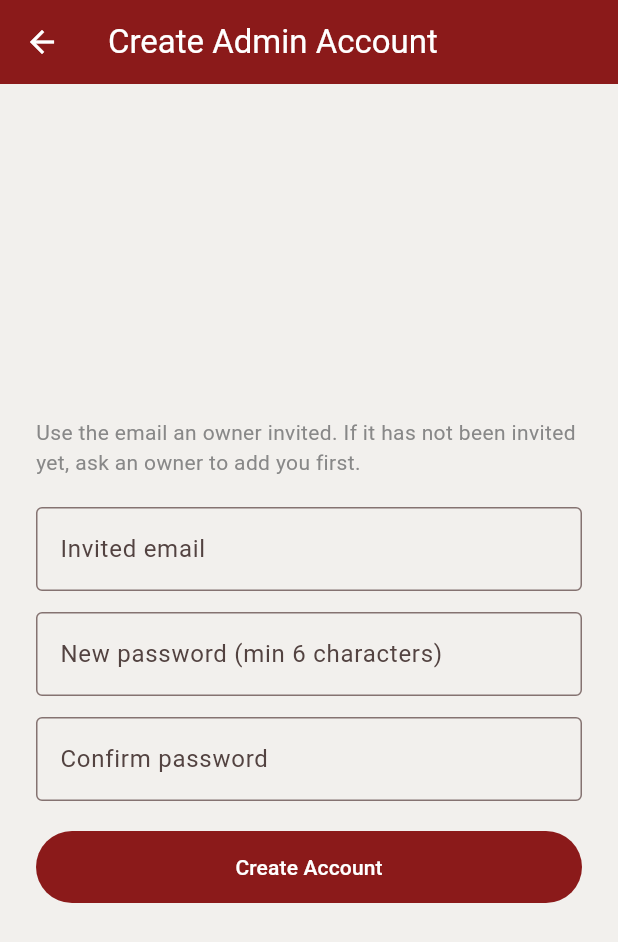
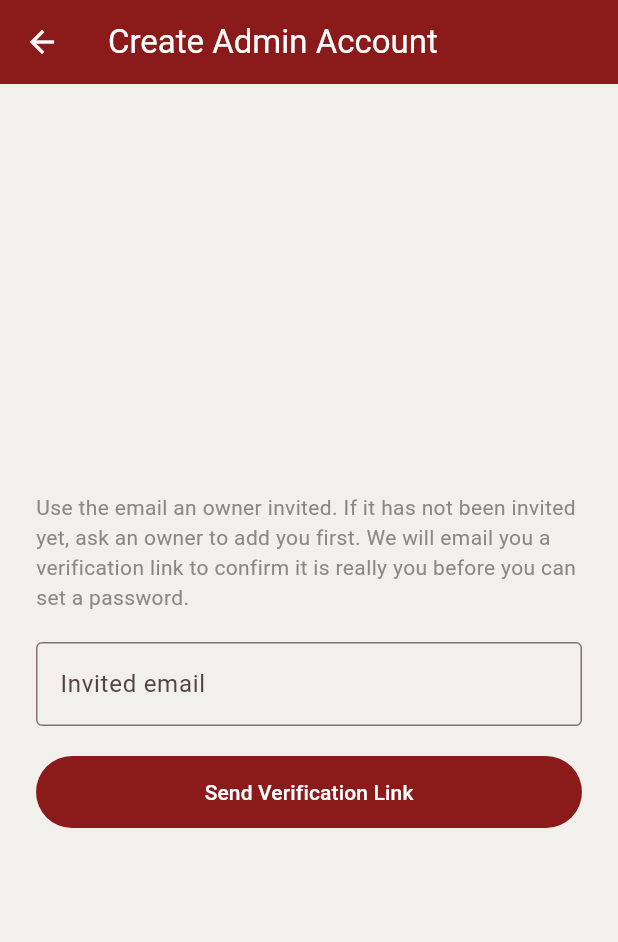
Before and after one commit to aq2cmark/appstone, a Flutter app: the screen it shows after launch, after a tap on "Invited as an admin? Create your account", on a phone screen of 412 x 824 dp. Shown: the top 942 px of the screen. Run offline on Flutter 3.47's test engine with Material 3 defaults, Android fonts, the phone set to English and light mode, and no system bars; our stand-ins replace cloud_firestore, csv, file_picker, firebase_auth, firebase_core, shared_preferences and 1 more; missing offline and left inert: syncfusion_flutter_pdf; accounts and stored records are empty.

Commit message:
admin email fix

```diff
--- a/lib/screens/admin_management_page.dart
+++ b/lib/screens/admin_management_page.dart
@@ -49,8 +49,9 @@ class AdminManagementPage extends StatelessWidget {
                     const SizedBox(height: 8),
                     const Text(
                       'Invite an admin by email. They then open "Invited as an '
-                      'admin? Create your account" on the login screen to set '
-                      'their password. To remove someone, deactivate them - that '
+                      'admin? Create your account" on the login screen, verify '
+                      'the email via a link we send them, and set their '
+                      'password. To remove someone, deactivate them - that '
                       'cuts off access immediately without deleting anything.',
                       style: TextStyle(color: AppColors.textGrey),
                     ),
--- a/lib/screens/admin_signup_page.dart
+++ b/lib/screens/admin_signup_page.dart
@@ -1,14 +1,18 @@
-import 'package:firebase_auth/firebase_auth.dart';
 import 'package:flutter/material.dart';
+import 'package:shared_preferences/shared_preferences.dart';
 
 import '../app_colors.dart';
 import '../services/admin_repository.dart';
-import 'admin_portal_page.dart';
 
-// Sign-up screen for someone an owner has invited by email. It only succeeds if
-// the email is already an active invite in the `admins` collection, so nobody
-// can grant themselves admin access. On success the new admin is signed in and
-// sent straight to the portal.
+// Prefs key so AdminClaimPage (the link-landing step) can recover which email
+// requested the link, letting a same-browser click skip re-entering it.
+const adminClaimEmailPrefsKey = 'adminClaimEmail';
+
+// Sign-up screen for someone an owner has invited by email. This only ever
+// sends a Firebase "sign in with email link" to the invited address - it
+// never creates the account directly - so nobody can claim an admin invite
+// just by knowing or guessing the email. The invitee finishes creating the
+// account by opening that link (handled by AdminClaimPage).
 class AdminSignupPage extends StatefulWidget {
   const AdminSignupPage({super.key});
 
@@ -19,16 +23,13 @@ class AdminSignupPage extends StatefulWidget {
 class _AdminSignupPageState extends State<AdminSignupPage> {
   final _repo = AdminRepository();
   final _emailController = TextEditingController();
-  final _passwordController = TextEditingController();
-  final _confirmController = TextEditingController();
   bool _busy = false;
   String? _error;
+  String? _sentTo;
 
   @override
   void dispose() {
     _emailController.dispose();
-    _passwordController.dispose();
-    _confirmController.dispose();
     super.dispose();
   }
 
@@ -48,10 +49,20 @@ class _AdminSignupPageState extends State<AdminSignupPage> {
             child: Column(
               mainAxisSize: MainAxisSize.min,
               crossAxisAlignment: CrossAxisAlignment.stretch,
-              children: [
+              children: _sentTo == null ? _buildForm() : _buildSent(),
+            ),
+          ),
+        ),
+      ),
+    );
+  }
+
+  List<Widget> _buildForm() {
+    return [
       const Text(
-                  'Use the email an owner invited. If it has not been invited '
-                  'yet, ask an owner to add you first.',
+        'Use the email an owner invited. If it has not been invited yet, ask '
+        'an owner to add you first. We will email you a verification link to '
+        'confirm it is really you before you can set a password.',
         style: TextStyle(color: AppColors.textGrey),
       ),
       const SizedBox(height: 20),
@@ -60,24 +71,6 @@ class _AdminSignupPageState extends State<AdminSignupPage> {
         keyboardType: TextInputType.emailAddress,
         decoration: const InputDecoration(
           labelText: 'Invited email',
-                    border: OutlineInputBorder(),
-                  ),
-                ),
-                const SizedBox(height: 14),
-                TextField(
-                  controller: _passwordController,
-                  obscureText: true,
-                  decoration: const InputDecoration(
-                    labelText: 'New password (min 6 characters)',
-                    border: OutlineInputBorder(),
-                  ),
-                ),
-                const SizedBox(height: 14),
-                TextField(
-                  controller: _confirmController,
-                  obscureText: true,
-                  decoration: const InputDecoration(
-                    labelText: 'Confirm password',
           border: OutlineInputBorder(),
         ),
       ),
@@ -91,32 +84,40 @@ class _AdminSignupPageState extends State<AdminSignupPage> {
           backgroundColor: AppColors.primary,
           padding: const EdgeInsets.symmetric(vertical: 14),
         ),
-                  onPressed: _busy ? null : _submit,
-                  child: Text(_busy ? 'Creating...' : 'Create Account'),
+        onPressed: _busy ? null : _sendLink,
+        child: Text(_busy ? 'Sending...' : 'Send Verification Link'),
       ),
-              ],
-            ),
-          ),
-        ),
-      ),
-    );
+    ];
   }
 
-  Future<void> _submit() async {
+  List<Widget> _buildSent() {
+    return [
+      const Icon(Icons.mark_email_read_outlined, size: 48, color: AppColors.primary),
+      const SizedBox(height: 16),
+      Text(
+        'We sent a verification link to $_sentTo.',
+        textAlign: TextAlign.center,
+        style: const TextStyle(fontWeight: FontWeight.bold),
+      ),
+      const SizedBox(height: 8),
+      const Text(
+        'Open it on this device to finish creating your account. If it does '
+        'not arrive in a minute or two, check spam.',
+        textAlign: TextAlign.center,
+        style: TextStyle(color: AppColors.textGrey),
+      ),
+      const SizedBox(height: 20),
+      OutlinedButton(
+        onPressed: _busy ? null : _sendLink,
+        child: const Text('Resend link'),
+      ),
+    ];
+  }
+
+  Future<void> _sendLink() async {
     final email = _emailController.text.trim();
-    final password = _passwordController.text;
-    final confirm = _confirmController.text;
-
-    if (email.isEmpty || password.isEmpty) {
-      setState(() => _error = 'Enter your invited email and a password.');
-      return;
-    }
-    if (password.length < 6) {
-      setState(() => _error = 'Password must be at least 6 characters.');
-      return;
-    }
-    if (password != confirm) {
-      setState(() => _error = 'Passwords do not match.');
+    if (email.isEmpty) {
+      setState(() => _error = 'Enter your invited email.');
       return;
     }
 
@@ -126,19 +127,11 @@ class _AdminSignupPageState extends State<AdminSignupPage> {
     });
 
     try {
-      final account = await _repo.createInvitedAdminAccount(
-        email: email,
-        password: password,
-      );
+      await _repo.sendAdminClaimLink(email);
+      final prefs = await SharedPreferences.getInstance();
+      await prefs.setString(adminClaimEmailPrefsKey, email.toLowerCase());
       if (!mounted) return;
-      Navigator.pushAndRemoveUntil(
-        context,
-        MaterialPageRoute(builder: (_) => AdminPortalPage(role: account.role)),
-        (route) => false,
-      );
-    } on FirebaseAuthException catch (error) {
-      if (!mounted) return;
-      setState(() => _error = _authMessage(error));
+      setState(() => _sentTo = email);
     } catch (error) {
       if (!mounted) return;
       setState(() {
@@ -148,18 +141,4 @@ class _AdminSignupPageState extends State<AdminSignupPage> {
       if (mounted) setState(() => _busy = false);
     }
   }
-
-  String _authMessage(FirebaseAuthException error) {
-    switch (error.code) {
-      case 'email-already-in-use':
-        return 'An account with this email already exists. Please sign in '
-            'instead.';
-      case 'weak-password':
-        return 'Password is too weak. Use at least 6 characters.';
-      case 'invalid-email':
-        return 'That email address is not valid.';
-      default:
-        return error.message ?? 'Could not create the account.';
 }
-  }
-}
--- a/lib/screens/auth_gate.dart
+++ b/lib/screens/auth_gate.dart
@@ -3,6 +3,7 @@ import 'package:flutter/material.dart';
 import 'package:shared_preferences/shared_preferences.dart';
 
 import '../services/admin_repository.dart';
+import 'admin_claim_page.dart';
 import 'admin_portal_page.dart';
 import 'dashboard_screen.dart';
 import 'login_page.dart';
@@ -32,6 +33,15 @@ class _AuthGateState extends State<AuthGate> {
   }
 
   Future<void> _resolve() async {
+    // An admin arriving via the "verify your email" link sent from
+    // AdminSignupPage takes priority over any restored session: this is a
+    // fresh claim attempt, not a normal app open.
+    final currentLink = Uri.base.toString();
+    if (_repo.isAdminClaimLink(currentLink)) {
+      _finish(AdminClaimPage(emailLink: currentLink));
+      return;
+    }
+
     final user = FirebaseAuth.instance.currentUser;
     if (user != null) {
       // A restored Firebase session is only an admin if it still matches an
```
Also changed, not shown: lib/screens/admin_claim_page.dart (added, +209 -0 lines), lib/services/admin_repository.dart (+68 -15 lines). Lines whose indentation alone changed are shown as unchanged.
